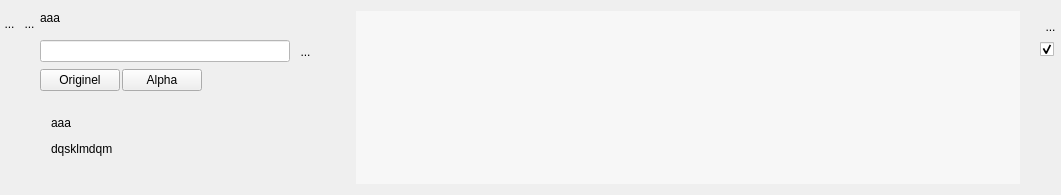
This is UiQT4/desWidgetPlusieursInto.ui in SalomePlatform/eficas_tools as Qt 5 draws it before an edit. The edited form follows.
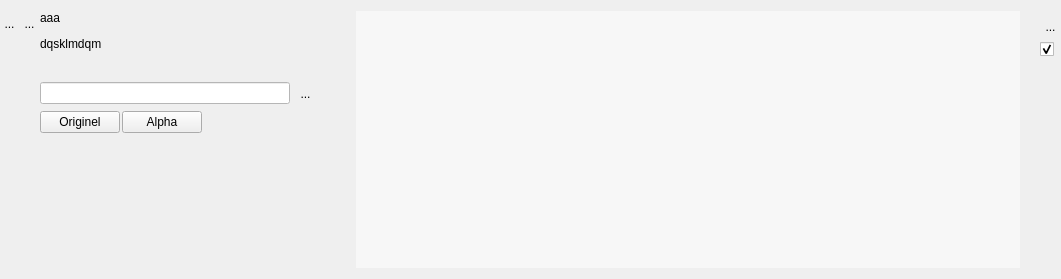
This is the edited form. Icons and pictures are not drawn. Custom widgets are drawn as their Qt base class.

```diff
--- a/UiQT4/desWidgetPlusieursInto.ui
+++ b/UiQT4/desWidgetPlusieursInto.ui
@@ -7,7 +7,7 @@
     <x>0</x>
     <y>0</y>
     <width>1061</width>
-    <height>195</height>
+    <height>279</height>
    </rect>
   </property>
   <property name="sizePolicy">
@@ -397,7 +397,7 @@
           <x>0</x>
           <y>0</y>
           <width>300</width>
-          <height>66</height>
+          <height>73</height>
          </rect>
         </property>
         <layout class="QGridLayout" name="gridLayout_2">
@@ -431,7 +431,7 @@
             <enum>QFrame::NoFrame</enum>
            </property>
            <property name="text">
-            <string>&lt;html&gt;&lt;head/&gt;&lt;body&gt;&lt;p&gt;aaa&lt;/p&gt;&lt;p&gt;dqsklmdqm&lt;/p&gt;&lt;/body&gt;&lt;/html&gt;</string>
+            <string>&lt;html&gt;&lt;head/&gt;&lt;body&gt;&lt;p&gt;&lt;br/&gt;&lt;/p&gt;&lt;/body&gt;&lt;/html&gt;</string>
            </property>
            <property name="scaledContents">
             <bool>false</bool>
@@ -479,7 +479,7 @@
         <x>0</x>
         <y>0</y>
         <width>650</width>
-        <height>177</height>
+        <height>261</height>
        </rect>
       </property>
       <property name="sizePolicy">
```
